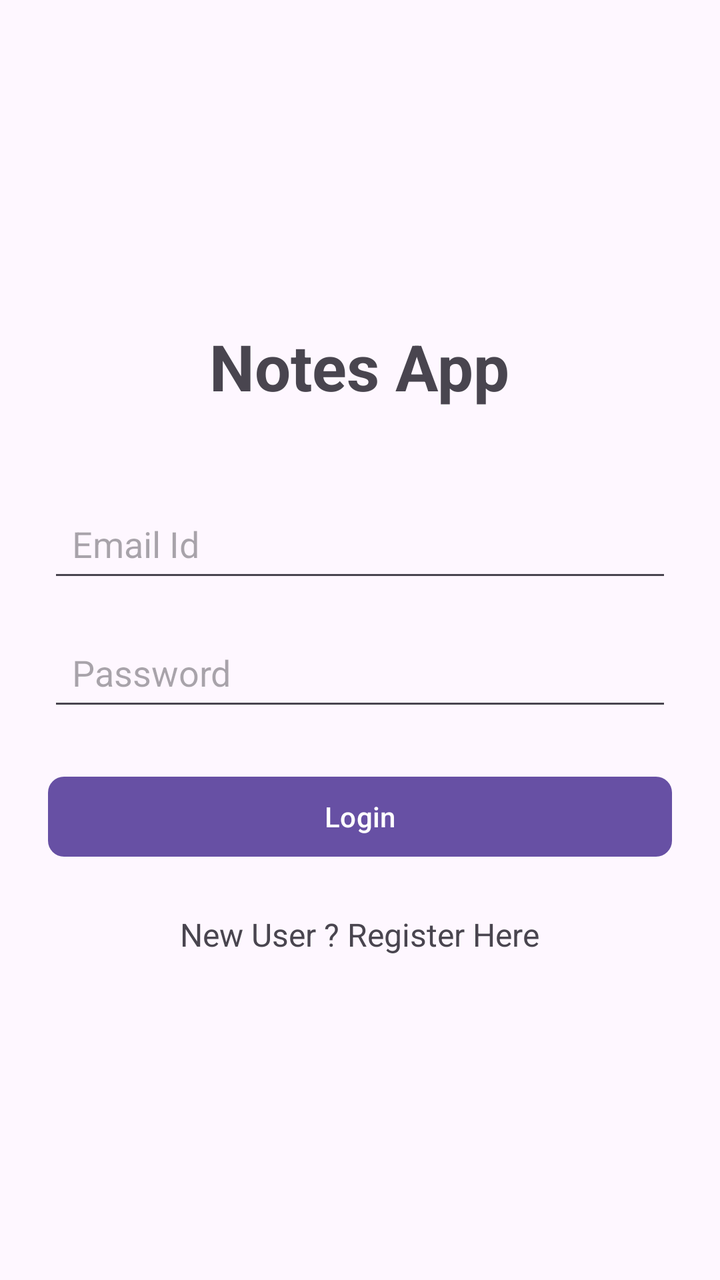
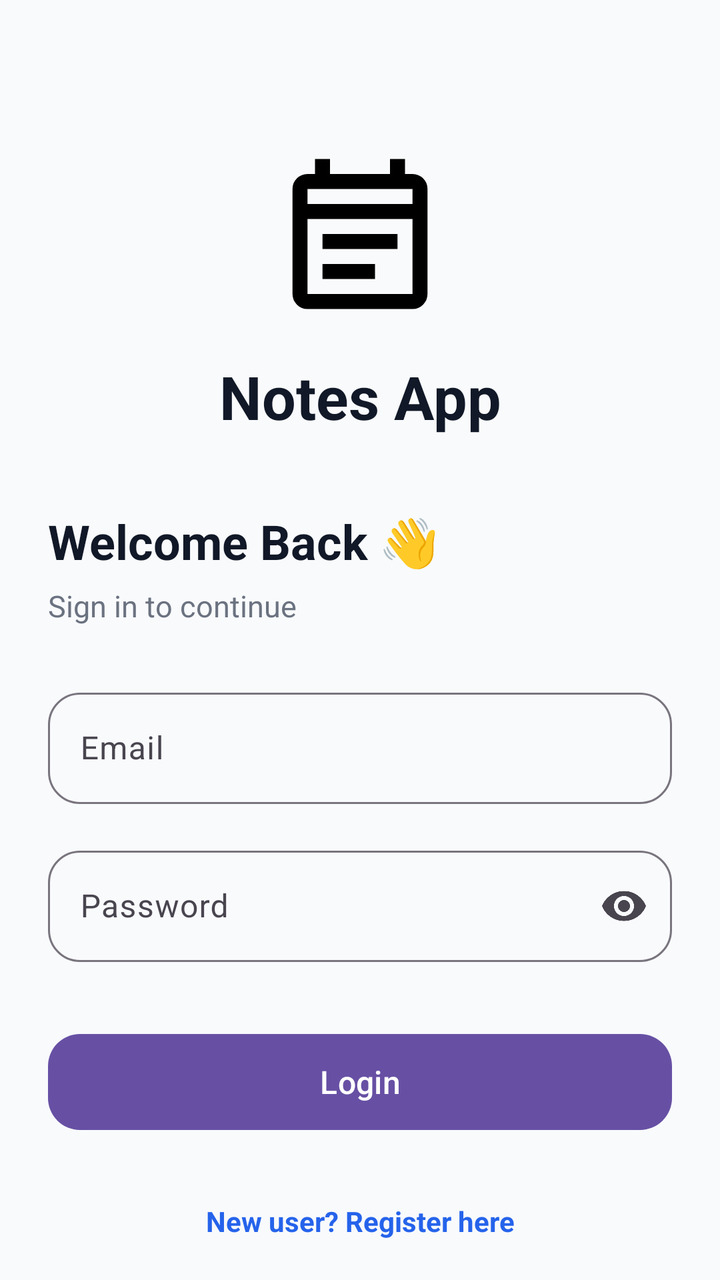

Compare the two renders of this Android layout. The source of the first and the diff that turns it into the second are given below.
<!-- AndroidManifest.xml: application theme Theme.NotesApp -->
<!-- res/layout/activity_login.xml -->
<?xml version="1.0" encoding="utf-8"?>
<androidx.appcompat.widget.LinearLayoutCompat xmlns:android="http://schemas.android.com/apk/res/android"
    xmlns:app="http://schemas.android.com/apk/res-auto"
    xmlns:tools="http://schemas.android.com/tools"
    android:id="@+id/main"
    android:layout_width="match_parent"
    android:layout_height="match_parent"
    tools:context=".ui.login.LoginActivity"
    android:orientation="vertical"
    android:gravity="center"
    android:padding="24dp">

    <TextView
        android:layout_width="wrap_content"
        android:layout_height="wrap_content"
        android:text="@string/notes_app"
        android:textSize="32sp"
        android:textStyle="bold"
        android:layout_marginBottom="43dp"/>

    <androidx.appcompat.widget.AppCompatEditText
        android:id="@+id/emailEditText"
        android:layout_width="match_parent"
        android:layout_height="wrap_content"
        android:hint="@string/email_id"
        android:inputType="textEmailAddress"
        android:padding="12dp"/>

    <androidx.appcompat.widget.AppCompatEditText
        android:id="@+id/passwordEditText"
        android:layout_width="match_parent"
        android:layout_height="wrap_content"
        android:hint="@string/password"
        android:inputType="textPassword"
        android:padding="12dp"
        android:layout_marginTop="16dp"/>

    <com.google.android.material.button.MaterialButton
        android:id="@+id/loginButton"
        android:layout_width="match_parent"
        android:layout_height="wrap_content"
        android:text="@string/login"
        android:layout_marginTop="24dp"
        app:cornerRadius="8dp"/>

    <TextView
        android:id="@+id/registerTextView"
        android:layout_width="wrap_content"
        android:layout_height="wrap_content"
        android:text="@string/new_user_register_here"
        android:textSize="16sp"
        android:layout_marginTop="24dp"/>

</androidx.appcompat.widget.LinearLayoutCompat>
<!-- resources referenced by this layout -->
<resources>
  <string name="email_id">Email Id</string>
  <string name="login">Login</string>
  <string name="new_user_register_here">New User ? Register Here</string>
  <string name="notes_app">Notes App</string>
  <string name="password">Password</string>
  <style name="Theme.NotesApp" parent="Base.Theme.NotesApp" />
  <style name="Base.Theme.NotesApp" parent="Theme.Material3.DayNight.NoActionBar">
          
          
      </style>
</resources>

<!-- the commit's change to res/layout/activity_login.xml (unified diff, before → after) -->
@@ -1,54 +1,145 @@
 <?xml version="1.0" encoding="utf-8"?>
-<androidx.appcompat.widget.LinearLayoutCompat xmlns:android="http://schemas.android.com/apk/res/android"
+<androidx.core.widget.NestedScrollView xmlns:android="http://schemas.android.com/apk/res/android"
     xmlns:app="http://schemas.android.com/apk/res-auto"
     xmlns:tools="http://schemas.android.com/tools"
-    android:id="@+id/main"
     android:layout_width="match_parent"
     android:layout_height="match_parent"
-    tools:context=".ui.login.LoginActivity"
-    android:orientation="vertical"
-    android:gravity="center"
-    android:padding="24dp">
+    android:background="@color/background"
+    android:fillViewport="true"
+    tools:context=".ui.login.LoginActivity">
 
-    <TextView
-        android:layout_width="wrap_content"
-        android:layout_height="wrap_content"
-        android:text="@string/notes_app"
-        android:textSize="32sp"
-        android:textStyle="bold"
-        android:layout_marginBottom="43dp"/>
-
-    <androidx.appcompat.widget.AppCompatEditText
-        android:id="@+id/emailEditText"
+    <androidx.constraintlayout.widget.ConstraintLayout
         android:layout_width="match_parent"
         android:layout_height="wrap_content"
-        android:hint="@string/email_id"
-        android:inputType="textEmailAddress"
-        android:padding="12dp"/>
+        android:padding="24dp">
 
-    <androidx.appcompat.widget.AppCompatEditText
-        android:id="@+id/passwordEditText"
-        android:layout_width="match_parent"
-        android:layout_height="wrap_content"
-        android:hint="@string/password"
-        android:inputType="textPassword"
-        android:padding="12dp"
-        android:layout_marginTop="16dp"/>
+        
+        <ImageView
+            android:id="@+id/imgLogo"
+            android:layout_width="90dp"
+            android:layout_height="90dp"
+            android:layout_marginTop="48dp"
+            android:src="@drawable/ic_notes"
+            app:layout_constraintEnd_toEndOf="parent"
+            app:layout_constraintStart_toStartOf="parent"
+            app:layout_constraintTop_toTopOf="parent" />
 
-    <com.google.android.material.button.MaterialButton
-        android:id="@+id/loginButton"
-        android:layout_width="match_parent"
-        android:layout_height="wrap_content"
-        android:text="@string/login"
-        android:layout_marginTop="24dp"
-        app:cornerRadius="8dp"/>
+        
+        <TextView
+            android:id="@+id/tvAppName"
+            android:layout_width="wrap_content"
+            android:layout_height="wrap_content"
+            android:layout_marginTop="16dp"
+            android:text="Notes App"
+            android:textColor="@color/text_primary"
+            android:textSize="30sp"
+            android:textStyle="bold"
+            app:layout_constraintEnd_toEndOf="parent"
+            app:layout_constraintStart_toStartOf="parent"
+            app:layout_constraintTop_toBottomOf="@id/imgLogo" />
 
-    <TextView
-        android:id="@+id/registerTextView"
-        android:layout_width="wrap_content"
-        android:layout_height="wrap_content"
-        android:text="@string/new_user_register_here"
-        android:textSize="16sp"
-        android:layout_marginTop="24dp"/>
+        
+        <TextView
+            android:id="@+id/tvWelcome"
+            android:layout_width="wrap_content"
+            android:layout_height="wrap_content"
+            android:layout_marginTop="36dp"
+            android:text="Welcome Back 👋"
+            android:textColor="@color/text_primary"
+            android:textSize="24sp"
+            android:textStyle="bold"
+            app:layout_constraintStart_toStartOf="parent"
+            app:layout_constraintTop_toBottomOf="@id/tvAppName" />
 
-</androidx.appcompat.widget.LinearLayoutCompat>
+        
+        <TextView
+            android:id="@+id/tvSubtitle"
+            android:layout_width="wrap_content"
+            android:layout_height="wrap_content"
+            android:layout_marginTop="6dp"
+            android:text="Sign in to continue"
+            android:textColor="@color/text_secondary"
+            android:textSize="15sp"
+            app:layout_constraintStart_toStartOf="parent"
+            app:layout_constraintTop_toBottomOf="@id/tvWelcome" />
+
+        
+        <com.google.android.material.textfield.TextInputLayout
+            android:id="@+id/emailLayout"
+            style="@style/Widget.Material3.TextInputLayout.OutlinedBox"
+            android:layout_width="0dp"
+            android:layout_height="wrap_content"
+            android:layout_marginTop="28dp"
+            android:hint="Email"
+            app:boxCornerRadiusBottomEnd="16dp"
+            app:boxCornerRadiusBottomStart="16dp"
+            app:boxCornerRadiusTopEnd="16dp"
+            app:boxCornerRadiusTopStart="16dp"
+            app:layout_constraintEnd_toEndOf="parent"
+            app:layout_constraintStart_toStartOf="parent"
+            app:layout_constraintTop_toBottomOf="@id/tvSubtitle">
+
+            <com.google.android.material.textfield.TextInputEditText
+                android:id="@+id/emailEditText"
+                android:layout_width="match_parent"
+                android:layout_height="wrap_content"
+                android:inputType="textEmailAddress" />
+
+        </com.google.android.material.textfield.TextInputLayout>
+
+        
+        <com.google.android.material.textfield.TextInputLayout
+            android:id="@+id/passwordLayout"
+            style="@style/Widget.Material3.TextInputLayout.OutlinedBox"
+            android:layout_width="0dp"
+            android:layout_height="wrap_content"
+            android:layout_marginTop="18dp"
+            android:hint="Password"
+            app:endIconMode="password_toggle"
+            app:boxCornerRadiusBottomEnd="16dp"
+            app:boxCornerRadiusBottomStart="16dp"
+            app:boxCornerRadiusTopEnd="16dp"
+            app:boxCornerRadiusTopStart="16dp"
+            app:layout_constraintEnd_toEndOf="parent"
+            app:layout_constraintStart_toStartOf="parent"
+            app:layout_constraintTop_toBottomOf="@id/emailLayout">
+
+            <com.google.android.material.textfield.TextInputEditText
+                android:id="@+id/passwordEditText"
+                android:layout_width="match_parent"
+                android:layout_height="wrap_content"
+                android:inputType="textPassword" />
+
+        </com.google.android.material.textfield.TextInputLayout>
+
+        
+        <com.google.android.material.button.MaterialButton
+            android:id="@+id/loginButton"
+            android:layout_width="0dp"
+            android:layout_height="56dp"
+            android:layout_marginTop="32dp"
+            android:text="Login"
+            android:textAllCaps="false"
+            android:textSize="16sp"
+            app:cornerRadius="16dp"
+            app:layout_constraintEnd_toEndOf="parent"
+            app:layout_constraintStart_toStartOf="parent"
+            app:layout_constraintTop_toBottomOf="@id/passwordLayout" />
+
+        
+        <TextView
+            android:id="@+id/registerTextView"
+            android:layout_width="wrap_content"
+            android:layout_height="wrap_content"
+            android:layout_marginTop="24dp"
+            android:padding="8dp"
+            android:text="New user? Register here"
+            android:textColor="@color/primary"
+            android:textStyle="bold"
+            app:layout_constraintEnd_toEndOf="parent"
+            app:layout_constraintStart_toStartOf="parent"
+            app:layout_constraintTop_toBottomOf="@id/loginButton" />
+
+    </androidx.constraintlayout.widget.ConstraintLayout>
+
+</androidx.core.widget.NestedScrollView>
<!-- resource entries referenced after the edit -->
@@ -1,10 +1,15 @@
 <!-- resources referenced by this layout -->
 <resources>
-  <string name="email_id">Email Id</string>
-  <string name="login">Login</string>
-  <string name="new_user_register_here">New User ? Register Here</string>
-  <string name="notes_app">Notes App</string>
-  <string name="password">Password</string>
+  <color name="background">#F8FAFC</color>
+  <color name="primary">#2563EB</color>
+  <color name="text_primary">#111827</color>
+  <color name="text_secondary">#6B7280</color>
+  <!-- drawable ic_notes (drawable) -->
+  <vector xmlns:android="http://schemas.android.com/apk/res/android" android:autoMirrored="true" android:height="24dp" android:tint="#000000" android:viewportHeight="960" android:viewportWidth="960" android:width="24dp">
+        
+      <path android:fillColor="@android:color/white" android:pathData="M200,880Q167,880 143.5,856.5Q120,833 120,800L120,240Q120,207 143.5,183.5Q167,160 200,160L240,160L240,80L320,80L320,160L640,160L640,80L720,80L720,160L760,160Q793,160 816.5,183.5Q840,207 840,240L840,800Q840,833 816.5,856.5Q793,880 760,880L200,880ZM200,800L760,800Q760,800 760,800Q760,800 760,800L760,400L200,400L200,800Q200,800 200,800Q200,800 200,800ZM200,320L760,320L760,240Q760,240 760,240Q760,240 760,240L200,240Q200,240 200,240Q200,240 200,240L200,320ZM200,320L200,240Q200,240 200,240Q200,240 200,240L200,240Q200,240 200,240Q200,240 200,240L200,320ZM280,560L280,480L680,480L680,560L280,560ZM280,720L280,640L560,640L560,720L280,720Z"/>
+      
+  </vector>
   <style name="Theme.NotesApp" parent="Base.Theme.NotesApp" />
   <style name="Base.Theme.NotesApp" parent="Theme.Material3.DayNight.NoActionBar">
           
